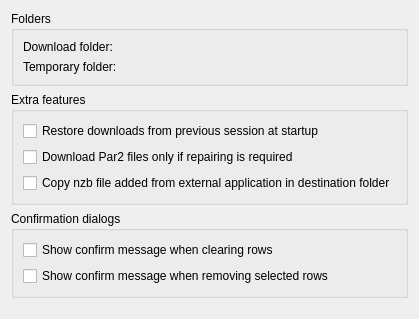
Old version of the form src/preferences/preferencesgeneral.ui in the repository KDE/kwooty.
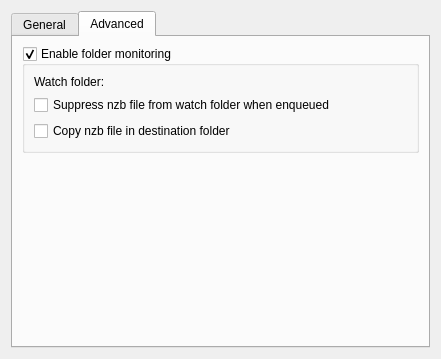
New version of the form. The open tabs and pages were chosen to show the change. Custom widgets are drawn as their Qt base class.

```diff
--- a/src/preferences/preferencesgeneral.ui
+++ b/src/preferences/preferencesgeneral.ui
@@ -7,7 +7,7 @@
     <x>0</x>
     <y>0</y>
     <width>410</width>
-    <height>319</height>
+    <height>359</height>
    </rect>
   </property>
   <property name="toolTip">
@@ -15,6 +15,16 @@
   </property>
   <layout class="QGridLayout" name="gridLayout_4">
    <item row="0" column="0">
+    <widget class="QTabWidget" name="tabWidget">
+     <property name="currentIndex">
+      <number>0</number>
+     </property>
+     <widget class="QWidget" name="generalTab">
+      <attribute name="title">
+       <string>General</string>
+      </attribute>
+      <layout class="QGridLayout" name="gridLayout_5">
+       <item row="0" column="0">
     <widget class="QGroupBox" name="groupBoxFolder">
      <property name="title">
       <string>Folders</string>
@@ -139,10 +149,86 @@
      <property name="sizeHint" stdset="0">
       <size>
        <width>382</width>
-       <height>20</height>
+           <height>0</height>
       </size>
      </property>
     </spacer>
+       </item>
+      </layout>
+     </widget>
+     <widget class="QWidget" name="advancedTab">
+      <attribute name="title">
+       <string>Advanced</string>
+      </attribute>
+      <layout class="QVBoxLayout" name="verticalLayout_2">
+       <item>
+        <widget class="QGroupBox" name="kcfg_groupBoxWatch">
+         <property name="title">
+          <string>Enable folder monitoring</string>
+         </property>
+         <property name="checkable">
+          <bool>true</bool>
+         </property>
+         <layout class="QGridLayout" name="gridLayout_6">
+          <item row="0" column="0">
+           <widget class="QLabel" name="labelWatchFolder">
+            <property name="text">
+             <string>Watch folder: </string>
+            </property>
+           </widget>
+          </item>
+          <item row="0" column="1">
+           <widget class="KUrlRequester" name="kcfg_watchFolder">
+            <property name="toolTip">
+             <string>Set watch folder</string>
+            </property>
+            <property name="filter">
+             <string notr="true"/>
+            </property>
+            <property name="clickMessage">
+             <string notr="true"/>
+            </property>
+           </widget>
+          </item>
+          <item row="1" column="0" colspan="2">
+           <widget class="QCheckBox" name="kcfg_suppressNzbFromWatch">
+            <property name="toolTip">
+             <string>Suppress nzb file from watch folder when enqueued</string>
+            </property>
+            <property name="text">
+             <string>Suppress nzb file from watch folder when enqueued</string>
+            </property>
+           </widget>
+          </item>
+          <item row="2" column="0" colspan="2">
+           <widget class="QCheckBox" name="kcfg_copyNzbFromWatch">
+            <property name="toolTip">
+             <string>Copy nzb file in destination folder</string>
+            </property>
+            <property name="text">
+             <string>Copy nzb file in destination folder</string>
+            </property>
+           </widget>
+          </item>
+         </layout>
+        </widget>
+       </item>
+       <item>
+        <spacer name="verticalSpacer">
+         <property name="orientation">
+          <enum>Qt::Vertical</enum>
+         </property>
+         <property name="sizeHint" stdset="0">
+          <size>
+           <width>20</width>
+           <height>0</height>
+          </size>
+         </property>
+        </spacer>
+       </item>
+      </layout>
+     </widget>
+    </widget>
    </item>
   </layout>
  </widget>
```
Lines whose indentation alone changed are shown as unchanged.
